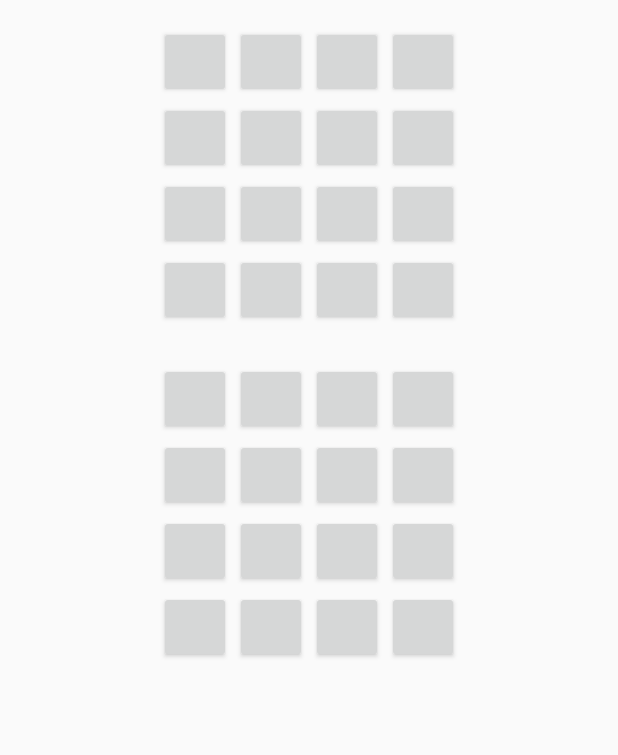
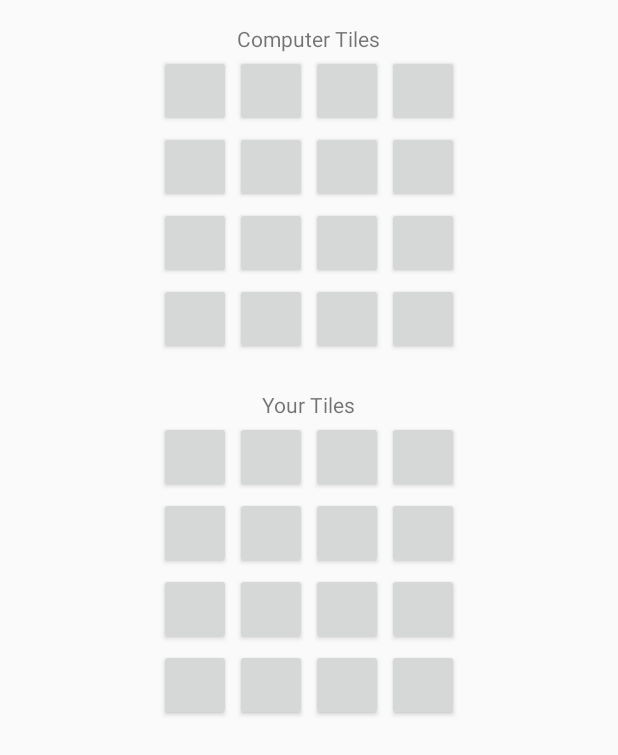
Before and after one commit to djbidle/supercrazytiles, an Android app: the layout activity_game_board.xml on its own in the app's theme, with its tools: preview values and no code run, on a phone screen of 412 x 824 dp. Shown: the top 755 px of the screen. Run offline under Robolectric (Android 15) with nearby library versions, the phone set to English and light mode, and no system bars.

Commit message:
add boards

```diff
--- a/app/src/main/res/layout/activity_game_board.xml
+++ b/app/src/main/res/layout/activity_game_board.xml
@@ -10,6 +10,12 @@
     android:paddingTop="@dimen/activity_vertical_margin"
     tools:context="net.zacharybest.supercrazytiles.GameBoard">
 
+    <TextView
+        android:text="@string/computer_tiles"
+        android:layout_width="wrap_content"
+        android:layout_height="wrap_content"
+        android:layout_gravity="center"/>
+
     <GridLayout
         android:id="@+id/computer_board"
         android:layout_width="wrap_content"
@@ -17,6 +23,7 @@
         android:layout_marginBottom="10pt"
         android:columnCount="4"
         android:layout_gravity="center">
+
         <Button
             android:layout_width="48dp"
             android:layout_height="48dp"
@@ -83,6 +90,12 @@
             android:layout_margin="1dp" />
 
     </GridLayout>
+
+    <TextView
+        android:text="@string/player_tiles"
+        android:layout_width="wrap_content"
+        android:layout_height="wrap_content"
+        android:layout_gravity="center"/>
 
     <GridLayout
         android:id="@+id/player_board"
--- a/app/src/main/res/values/strings.xml
+++ b/app/src/main/res/values/strings.xml
@@ -1,3 +1,5 @@
 <resources>
     <string name="app_name">Super Crazy Tiles</string>
+    <string name="computer_tiles">Computer Tiles</string>
+    <string name="player_tiles">Your Tiles</string>
 </resources>
--- a/build.gradle
+++ b/build.gradle
@@ -5,7 +5,7 @@ buildscript {
         jcenter()
     }
     dependencies {
-        classpath 'com.android.tools.build:gradle:2.1.3'
+        classpath 'com.android.tools.build:gradle:2.2.2'
 
         // NOTE: Do not place your application dependencies here; they belong
         // in the individual module build.gradle files
```
Also changed, not shown: app/src/main/AndroidManifest.xml (+14 -1 lines), app/src/main/java/net/zacharybest/supercrazytiles/GameBoard.java (+68 -32 lines), app/build.gradle (line endings or trailing spaces), app/src/main/res/values-w820dp/dimens.xml (line endings or trailing spaces), app/src/main/res/values/colors.xml (line endings or trailing spaces), app/src/main/res/values/dimens.xml (line endings or trailing spaces), app/src/main/res/values/styles.xml (line endings or trailing spaces), gradle.properties (line endings or trailing spaces), gradle/wrapper/gradle-wrapper.properties, settings.gradle (line endings or trailing spaces), 5 other files.
